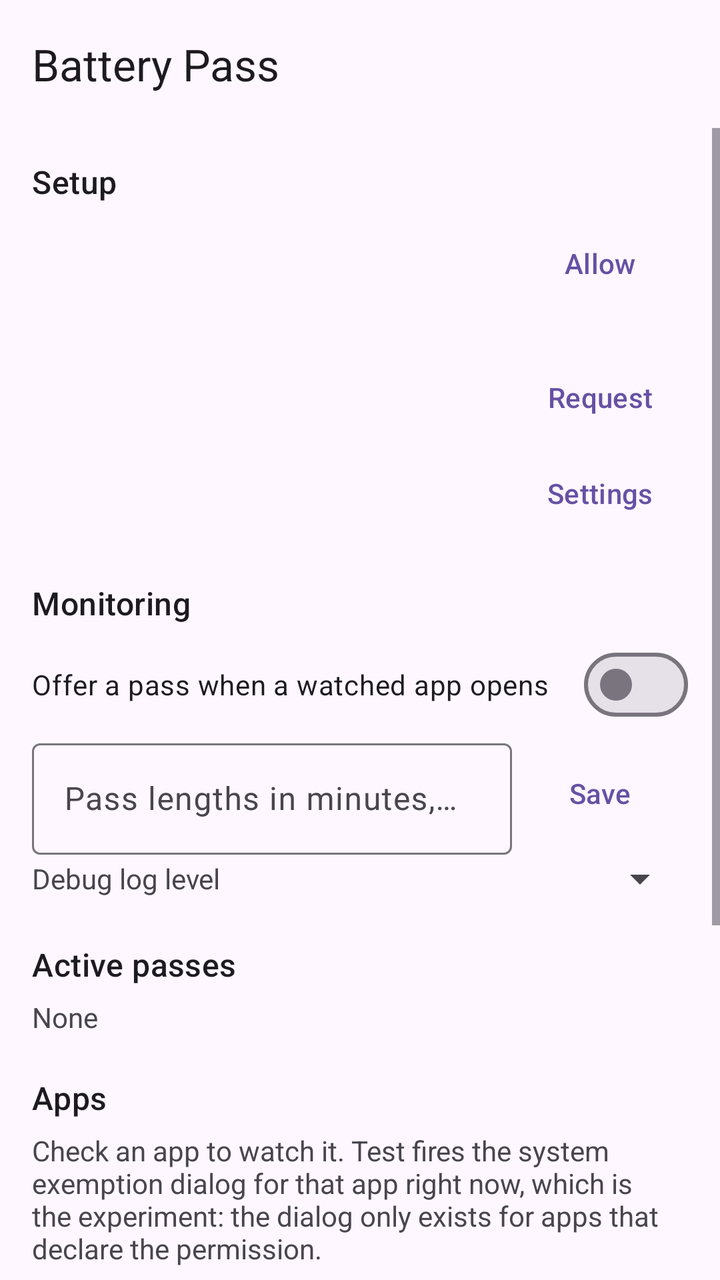
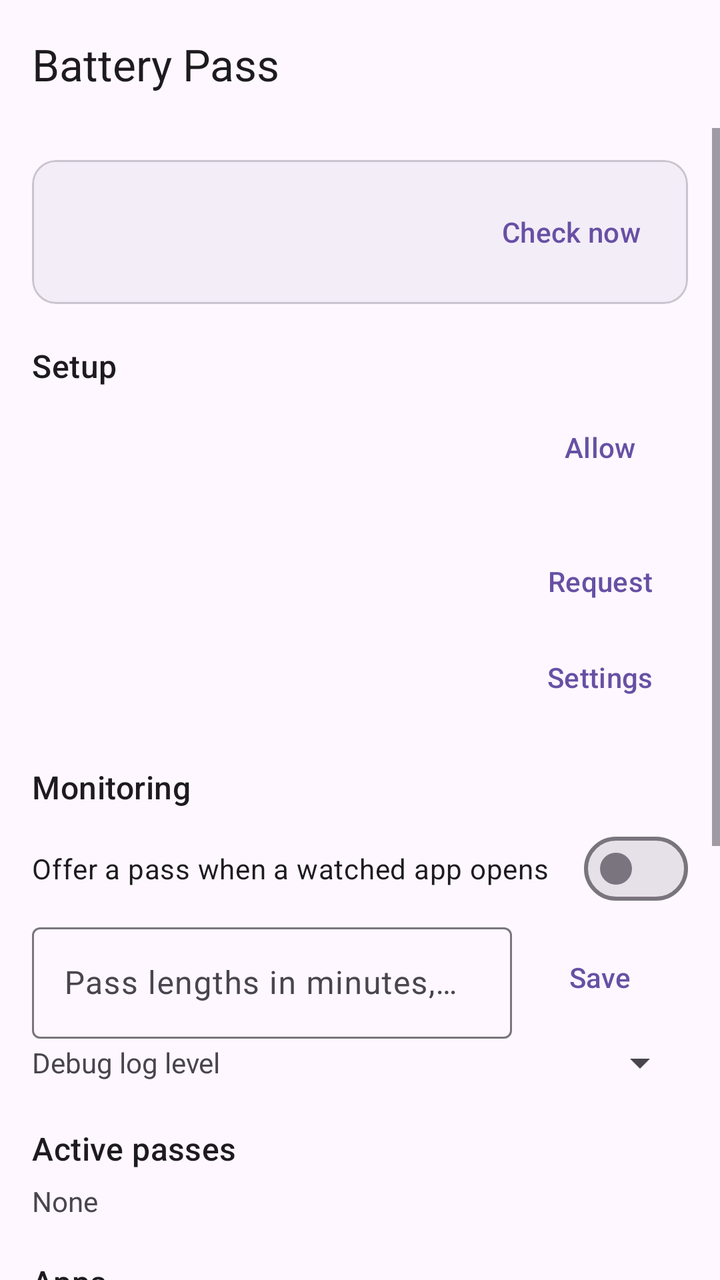

Screens rendered from an Android XML layout before and after an edit, with the pre-edit source and the edit as a unified diff.
<!-- AndroidManifest.xml: application theme Theme.BatteryPass -->
<!-- res/layout/activity_main.xml -->
<?xml version="1.0" encoding="utf-8"?>
<LinearLayout xmlns:android="http://schemas.android.com/apk/res/android"
    xmlns:app="http://schemas.android.com/apk/res-auto"
    android:id="@+id/root"
    android:layout_width="match_parent"
    android:layout_height="match_parent"
    android:orientation="vertical">

    <com.google.android.material.appbar.MaterialToolbar
        android:id="@+id/toolbar"
        android:layout_width="match_parent"
        android:layout_height="?attr/actionBarSize"
        app:title="@string/app_name" />

    <ScrollView
        android:id="@+id/scroll"
        android:layout_width="match_parent"
        android:layout_height="0dp"
        android:layout_weight="1"
        android:clipToPadding="false"
        android:fillViewport="true">

        <LinearLayout
            android:layout_width="match_parent"
            android:layout_height="wrap_content"
            android:orientation="vertical"
            android:padding="16dp">

            <TextView
                style="@style/SectionTitle"
                android:layout_marginTop="0dp"
                android:text="Setup" />

            <LinearLayout style="@style/StatusRow">
                <TextView android:id="@+id/notifStatus" style="@style/StatusText" />
                <Button android:id="@+id/notifButton" style="@style/RowButton" android:text="Allow" />
            </LinearLayout>

            <LinearLayout style="@style/StatusRow">
                <TextView android:id="@+id/usageStatus" style="@style/StatusText" />
            </LinearLayout>

            <com.google.android.material.card.MaterialCardView
                android:id="@+id/usageHelp"
                android:layout_width="match_parent"
                android:layout_height="wrap_content"
                android:layout_marginTop="4dp"
                android:layout_marginBottom="8dp"
                android:visibility="gone"
                app:cardElevation="0dp"
                app:cardBackgroundColor="?attr/colorSurfaceContainer">

                <LinearLayout
                    android:layout_width="match_parent"
                    android:layout_height="wrap_content"
                    android:orientation="vertical"
                    android:padding="12dp">

                    <TextView
                        android:layout_width="match_parent"
                        android:layout_height="wrap_content"
                        android:text="How to grant usage access"
                        android:textAppearance="?attr/textAppearanceTitleSmall" />

                    <TextView
                        android:id="@+id/usageHelpText"
                        android:layout_width="match_parent"
                        android:layout_height="wrap_content"
                        android:layout_marginTop="6dp"
                        android:textAppearance="?attr/textAppearanceBodyMedium" />

                    <LinearLayout
                        android:layout_width="match_parent"
                        android:layout_height="wrap_content"
                        android:layout_marginTop="4dp"
                        android:orientation="horizontal">
                        <Button android:id="@+id/usageOpenButton" style="@style/RowButton" android:text="Usage access" />
                        <Button android:id="@+id/usageAppInfoButton" style="@style/RowButton" android:text="App info" />
                    </LinearLayout>
                </LinearLayout>
            </com.google.android.material.card.MaterialCardView>

            <LinearLayout style="@style/StatusRow">
                <TextView android:id="@+id/selfExemptStatus" style="@style/StatusText" />
                <Button android:id="@+id/selfExemptButton" style="@style/RowButton" android:text="Request" />
            </LinearLayout>

            <LinearLayout style="@style/StatusRow">
                <TextView android:id="@+id/alarmStatus" style="@style/StatusText" />
                <Button android:id="@+id/alarmButton" style="@style/RowButton" android:text="Settings" />
            </LinearLayout>

            <TextView
                style="@style/SectionTitle"
                android:text="Monitoring" />

            <com.google.android.material.materialswitch.MaterialSwitch
                android:id="@+id/monitorSwitch"
                android:layout_width="match_parent"
                android:layout_height="wrap_content"
                android:text="Offer a pass when a watched app opens" />

            <LinearLayout style="@style/StatusRow">
                <com.google.android.material.textfield.TextInputLayout
                    android:layout_width="0dp"
                    android:layout_height="wrap_content"
                    android:layout_weight="1"
                    android:hint="Pass lengths in minutes, up to 3">
                    <com.google.android.material.textfield.TextInputEditText
                        android:id="@+id/durationsInput"
                        android:layout_width="match_parent"
                        android:layout_height="wrap_content"
                        android:inputType="text"
                        android:maxLines="1" />
                </com.google.android.material.textfield.TextInputLayout>
                <Button android:id="@+id/durationsSave" style="@style/RowButton" android:text="Save" />
            </LinearLayout>

            <LinearLayout style="@style/StatusRow">
                <TextView style="@style/StatusText" android:text="Debug log level" />
                <Spinner
                    android:id="@+id/logLevelSpinner"
                    android:layout_width="wrap_content"
                    android:layout_height="wrap_content" />
            </LinearLayout>

            <TextView
                style="@style/SectionTitle"
                android:text="Active passes" />

            <TextView
                android:id="@+id/passesText"
                android:layout_width="match_parent"
                android:layout_height="wrap_content"
                android:text="None" />

            <TextView
                style="@style/SectionTitle"
                android:text="Apps" />

            <TextView
                android:layout_width="match_parent"
                android:layout_height="wrap_content"
                android:text="Check an app to watch it. Test fires the system exemption dialog for that app right now, which is the experiment: the dialog only exists for apps that declare the permission." />

            <com.google.android.material.textfield.TextInputLayout
                android:layout_width="match_parent"
                android:layout_height="wrap_content"
                android:layout_marginTop="8dp"
                android:hint="Filter">
                <com.google.android.material.textfield.TextInputEditText
                    android:id="@+id/filterInput"
                    android:layout_width="match_parent"
                    android:layout_height="wrap_content"
                    android:inputType="text"
                    android:maxLines="1" />
            </com.google.android.material.textfield.TextInputLayout>

            <CheckBox
                android:id="@+id/onlyDeclaring"
                android:layout_width="match_parent"
                android:layout_height="wrap_content"
                android:checked="true"
                android:text="Only apps the dialog can work for" />

            <TextView
                android:id="@+id/appCount"
                android:layout_width="match_parent"
                android:layout_height="wrap_content"
                android:text="Loading apps" />

            <LinearLayout
                android:id="@+id/appList"
                android:layout_width="match_parent"
                android:layout_height="wrap_content"
                android:orientation="vertical" />

            <TextView
                style="@style/SectionTitle"
                android:text="Log" />

            <LinearLayout
                android:layout_width="match_parent"
                android:layout_height="wrap_content"
                android:orientation="horizontal">
                <Button android:id="@+id/logRefresh" style="@style/RowButton" android:text="Refresh" />
                <Button android:id="@+id/logCopy" style="@style/RowButton" android:text="Copy" />
                <Button android:id="@+id/logClear" style="@style/RowButton" android:text="Clear" />
            </LinearLayout>

            <TextView
                android:id="@+id/logText"
                android:layout_width="match_parent"
                android:layout_height="wrap_content"
                android:fontFamily="monospace"
                android:textIsSelectable="true"
                android:textSize="11sp" />
        </LinearLayout>
    </ScrollView>
</LinearLayout>
<!-- resources referenced by this layout -->
<resources>
  <string name="app_name">Battery Pass</string>
  <style name="RowButton" parent="Widget.Material3.Button.TextButton">
          <item name="android:layout_width">wrap_content</item>
          <item name="android:layout_height">wrap_content</item>
      </style>
  <style name="SectionTitle">
          <item name="android:layout_width">match_parent</item>
          <item name="android:layout_height">wrap_content</item>
          <item name="android:layout_marginTop">20dp</item>
          <item name="android:layout_marginBottom">6dp</item>
          <item name="android:textAppearance">?attr/textAppearanceTitleMedium</item>
      </style>
  <style name="StatusRow">
          <item name="android:layout_width">match_parent</item>
          <item name="android:layout_height">wrap_content</item>
          <item name="android:orientation">horizontal</item>
          <item name="android:gravity">center_vertical</item>
      </style>
  <style name="StatusText">
          <item name="android:layout_width">0dp</item>
          <item name="android:layout_height">wrap_content</item>
          <item name="android:layout_weight">1</item>
      </style>
  <style name="Theme.BatteryPass" parent="Theme.Material3.DayNight.NoActionBar" />
</resources>

<!-- the commit's change to res/layout/activity_main.xml (unified diff, before → after) -->
@@ -26,9 +26,84 @@
             android:orientation="vertical"
             android:padding="16dp">
 
-            <TextView
-                style="@style/SectionTitle"
-                android:layout_marginTop="0dp"
+            <com.google.android.material.card.MaterialCardView
+                android:id="@+id/updateCard"
+                android:layout_width="match_parent"
+                android:layout_height="wrap_content"
+                app:cardElevation="0dp"
+                app:cardBackgroundColor="?attr/colorSurfaceContainer">
+
+                <LinearLayout
+                    android:layout_width="match_parent"
+                    android:layout_height="wrap_content"
+                    android:orientation="vertical"
+                    android:padding="12dp">
+
+                    <LinearLayout style="@style/StatusRow">
+                        <TextView android:id="@+id/updateStatus" style="@style/StatusText" />
+                        <Button android:id="@+id/updateCheckButton" style="@style/RowButton" android:text="Check now" />
+                    </LinearLayout>
+
+                    <LinearLayout
+                        android:id="@+id/updateOffer"
+                        android:layout_width="match_parent"
+                        android:layout_height="wrap_content"
+                        android:layout_marginTop="6dp"
+                        android:orientation="vertical"
+                        android:visibility="gone">
+
+                        <TextView
+                            android:id="@+id/updateOfferTitle"
+                            android:layout_width="match_parent"
+                            android:layout_height="wrap_content"
+                            android:textAppearance="?attr/textAppearanceTitleSmall" />
+
+                        <TextView
+                            android:id="@+id/updateNotes"
+                            android:layout_width="match_parent"
+                            android:layout_height="wrap_content"
+                            android:layout_marginTop="4dp"
+                            android:textAppearance="?attr/textAppearanceBodyMedium" />
+
+                        <TextView
+                            android:id="@+id/updatePermissionText"
+                            android:layout_width="match_parent"
+                            android:layout_height="wrap_content"
+                            android:layout_marginTop="6dp"
+                            android:text="Android needs your permission before Battery Pass can install its own updates. Tap Allow installs, turn on the switch, and come back."
+                            android:textAppearance="?attr/textAppearanceBodyMedium"
+                            android:visibility="gone" />
+
+                        <com.google.android.material.progressindicator.LinearProgressIndicator
+                            android:id="@+id/updateProgress"
+                            android:layout_width="match_parent"
+                            android:layout_height="wrap_content"
+                            android:layout_marginTop="8dp"
+                            android:visibility="gone" />
+
+                        <TextView
+                            android:id="@+id/updateState"
+                            android:layout_width="match_parent"
+                            android:layout_height="wrap_content"
+                            android:layout_marginTop="4dp"
+                            android:textAppearance="?attr/textAppearanceBodyMedium"
+                            android:visibility="gone" />
+
+                        <LinearLayout
+                            android:layout_width="match_parent"
+                            android:layout_height="wrap_content"
+                            android:layout_marginTop="4dp"
+                            android:orientation="horizontal">
+                            <Button android:id="@+id/updateInstallButton" style="@style/RowButton" android:text="Install update" />
+                            <Button android:id="@+id/updateAllowButton" style="@style/RowButton" android:text="Allow installs" />
+                            <Button android:id="@+id/updateLaterButton" style="@style/RowButton" android:text="Later" />
+                        </LinearLayout>
+                    </LinearLayout>
+                </LinearLayout>
+            </com.google.android.material.card.MaterialCardView>
+
+            <TextView
+                style="@style/SectionTitle"
                 android:text="Setup" />
 
             <LinearLayout style="@style/StatusRow">
